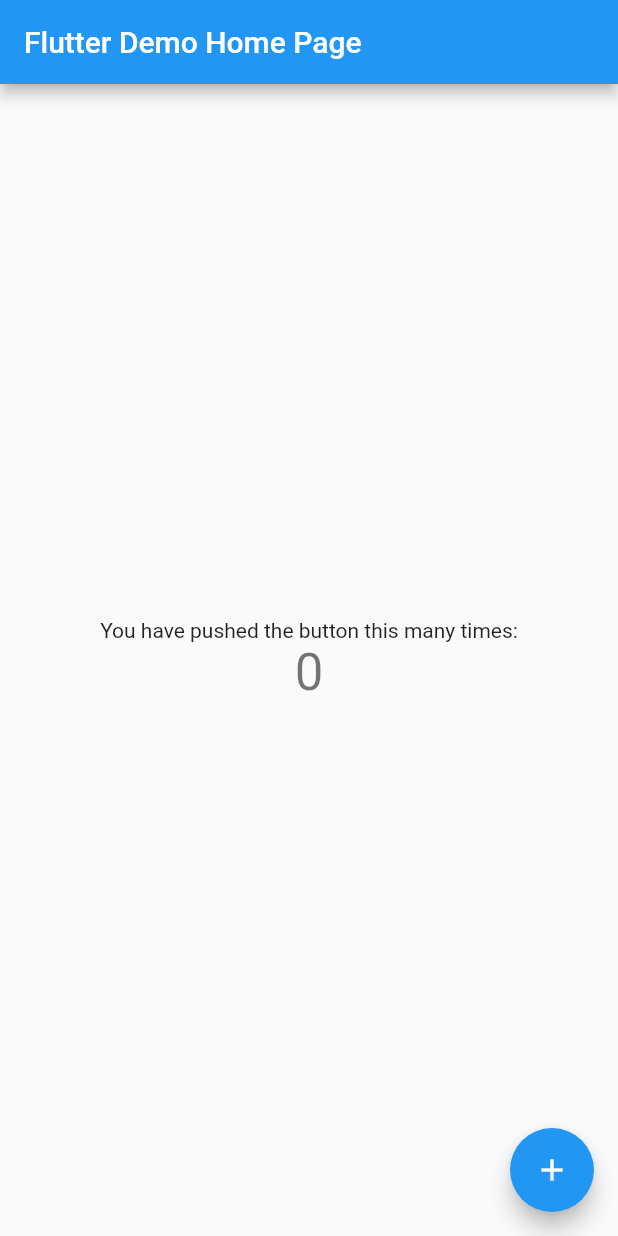
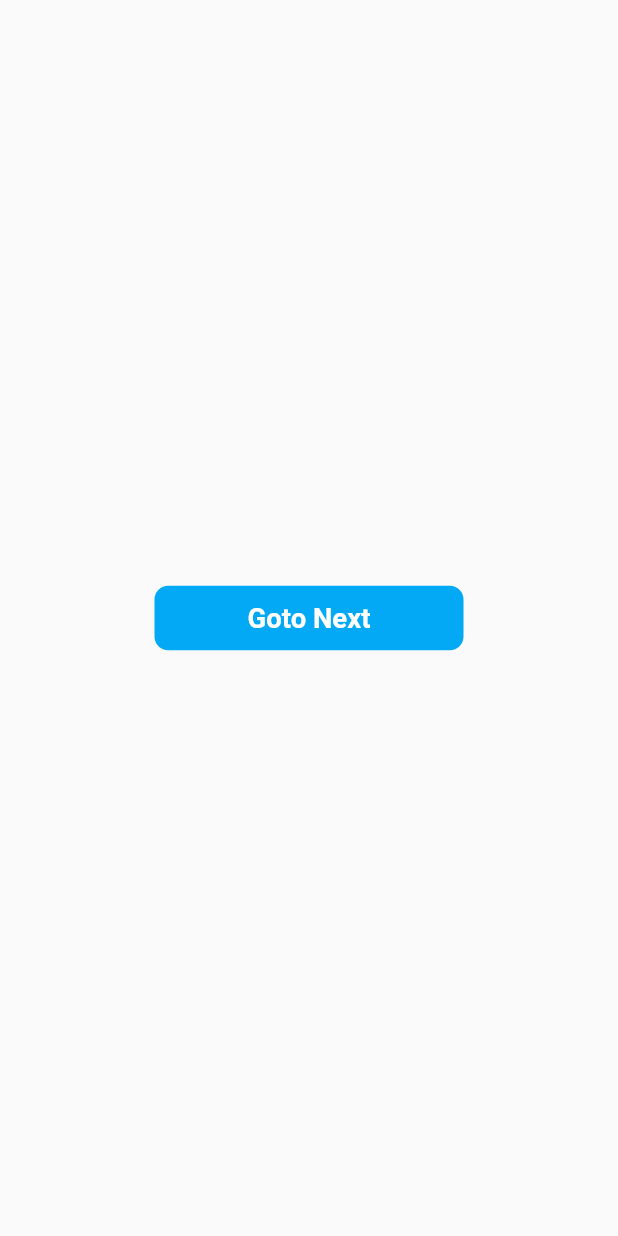
Before and after one commit to mouradneb/getx_training, a Flutter app: the screen it shows after launch, on a phone screen of 412 x 824 dp. Run offline on Flutter 3.47's test engine with Material 2 defaults, Android fonts, the light colour scheme and no system bars; our stand-ins replace flutter_screenutil, get.

Commit message:
getx flutter_screenutil added to project

```diff
--- /dev/null
+++ b/lib/home.dart
@@ -0,0 +1,48 @@
+import 'package:flutter/material.dart';
+import 'package:flutter_screenutil/flutter_screenutil.dart';
+
+class Home extends StatelessWidget {
+  const Home({Key? key}) : super(key: key);
+
+  @override
+  Widget build(BuildContext context) {
+    return SafeArea(
+      child: Scaffold(
+        body: Center(
+          child: Wrap(
+            children: [
+              Padding(
+                padding: EdgeInsets.symmetric(horizontal: 20),
+                child: SizedBox(
+                  height: 36.h,
+                  width: 180.w,
+                  child: TextButton(
+                    onPressed: () {
+                      print("ok");
+                    },
+                    child: Text(
+                      "Goto Next",
+                      style: TextStyle(
+                          fontSize: 16.sp, fontWeight: FontWeight.bold),
+                    ),
+                    style: ButtonStyle(
+                      alignment: Alignment.center,
+                      backgroundColor:
+                          MaterialStateProperty.all(Colors.lightBlue),
+                      foregroundColor: MaterialStateProperty.all(Colors.white),
+                      shape: MaterialStateProperty.all(
+                        RoundedRectangleBorder(
+                          borderRadius: BorderRadius.circular(8.r),
+                        ),
+                      ),
+                    ),
+                  ),
+                ),
+              ),
+            ],
+          ),
+        ),
+      ),
+    );
+  }
+}
--- a/lib/main.dart
+++ b/lib/main.dart
@@ -1,4 +1,8 @@
 import 'package:flutter/material.dart';
+import 'package:flutter_screenutil/flutter_screenutil.dart';
+import 'package:get/get.dart';
+
+import 'home.dart';
 
 void main() {
   runApp(const MyApp());
@@ -10,7 +14,9 @@
   // This widget is the root of your application.
   @override
   Widget build(BuildContext context) {
-    return MaterialApp(
+    return ScreenUtilInit(
+      designSize: Size(360, 690),
+      builder: () => GetMaterialApp(
           title: 'Flutter Demo',
           theme: ThemeData(
             // This is the theme of your application.
@@ -24,7 +30,8 @@
             // is not restarted.
             primarySwatch: Colors.blue,
           ),
-      home: const MyHomePage(title: 'Flutter Demo Home Page'),
+          home: Home() //const MyHomePage(title: 'Flutter Demo Home Page'),
+          ),
     );
   }
 }
--- a/pubspec.yaml
+++ b/pubspec.yaml
@@ -34,6 +34,8 @@
   # The following adds the Cupertino Icons font to your application.
   # Use with the CupertinoIcons class for iOS style icons.
   cupertino_icons: ^1.0.2
+  get: ^4.1.4
+  flutter_screenutil: ^5.0.0+2
 
 dev_dependencies:
   flutter_test:
```
Also changed, not shown: pubspec.lock, 1 other file. Lines whose indentation alone changed are shown as unchanged.
